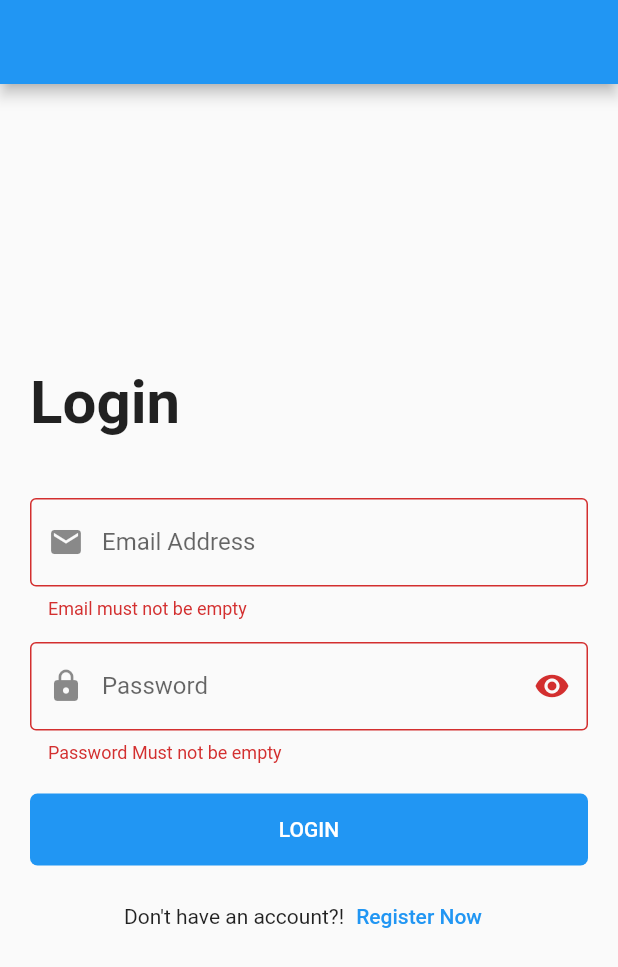
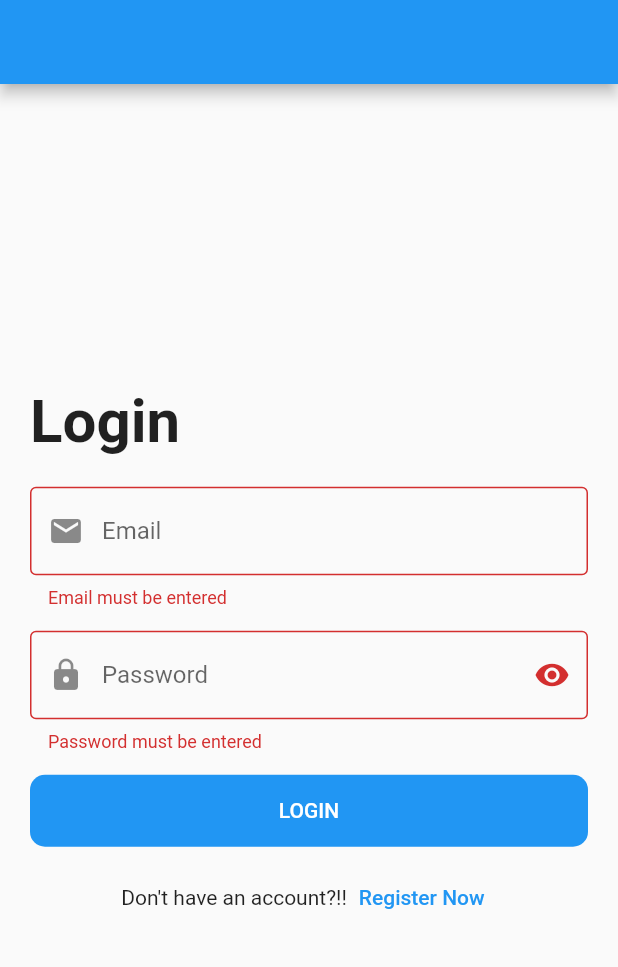
Before and after one commit to HasanMirzaa/bmi_calc, a Flutter app: the screen it shows after launch, after a tap on "LOGIN", on a phone screen of 412 x 824 dp. Shown: the top 967 px of the screen. Run offline on Flutter 3.47's test engine with Material 2 defaults, Android fonts, the phone set to English and light mode, and no system bars.

Commit message:
login Done

```diff
--- a/lib/modules/LoginScreen/login_screen.dart
+++ b/lib/modules/LoginScreen/login_screen.dart
@@ -10,12 +10,16 @@ class LoginScreen extends StatefulWidget {
 }
 
 class _LoginScreenState extends State<LoginScreen> {
+  var emailController = TextEditingController();
+
+  var passwordController = TextEditingController();
+
+  var formKey = GlobalKey<FormState>();
+
+  bool isPassword = true;
+
   @override
   Widget build(BuildContext context) {
-    var emailController = TextEditingController();
-    var passwordController = TextEditingController();
-    var formKey = GlobalKey<FormState>();
-    bool isPassword = true;
     return Scaffold(
       appBar: AppBar(),
       body: Padding(
@@ -29,55 +33,68 @@ class _LoginScreenState extends State<LoginScreen> {
                 children: [
                   const Text(
                     'Login',
-                    style:
-                        TextStyle(fontSize: 40.0, fontWeight: FontWeight.bold),
+                    style: TextStyle(
+                      fontSize: 40.0,
+                      fontWeight: FontWeight.bold,
+                    ),
                   ),
                   const SizedBox(
-                    height: 40.0,
+                    height: 20.0,
                   ),
-                  defaultFormField(
-                    controller: emailController,
-                    type: TextInputType.emailAddress,
-                    validatorText: 'Email must not be empty',
-                    label: 'Email Address',
-                    prefix: Icons.email,
-                  ),
+                  defaultTextFormField(
+                      controller: emailController,
+                      type: TextInputType.emailAddress,
+                      validate: (value) {
+                        if (value == null || value.trim() == '') {
+                          return 'Email must be entered';
+                        }
+                        return null;
+                      },
+                      label: 'Email',
+                      prefixIcon: Icons.email),
                   const SizedBox(
                     height: 15.0,
                   ),
-                  defaultFormField(
+                  defaultTextFormField(
                       controller: passwordController,
                       type: TextInputType.visiblePassword,
-                      prefix: Icons.lock,
-                      validatorText: 'Password Must not be empty',
+                      validate: (value) {
+                        if (value == null || value.trim() == '') {
+                          return 'Password must be entered';
+                        }
+                        return null;
+                      },
                       label: 'Password',
-                      suffixIcon: Icons.remove_red_eye,
-                      isPassword: isPassword,
+                      prefixIcon: Icons.lock,
+                      suffixIcon:
+                          isPassword ? Icons.visibility : Icons.visibility_off,
+                      obsecure: isPassword,
                       suffixIconPressed: () {
                         setState(() {
                           isPassword = !isPassword;
                         });
                       }),
-                  const SizedBox(
-                    height: 20.0,
-                  ),
+                  const SizedBox(height: 15.0),
                   defaultButton(
-                      text: 'login',
                       function: () {
                         if (formKey.currentState!.validate()) {
-                          print(emailController.text);
-                          print(passwordController.text);
+                          print(emailController.text +
+                              " = " +
+                              passwordController.text);
                         }
-                      }),
+                      },
+                      text: 'login'),
                   const SizedBox(
                     height: 10.0,
                   ),
                   Row(
                     mainAxisAlignment: MainAxisAlignment.center,
                     children: [
-                      const Text('Don\'t have an account?!'),
+                      const Text('Don\'t have an account?!!'),
                       TextButton(
-                          onPressed: () {}, child: const Text('Register Now'))
+                        onPressed: () {},
+                        child: const Text('Register Now'),
+                      )
                     ],
                   )
                 ],
--- a/lib/shared/components/components.dart
+++ b/lib/shared/components/components.dart
@@ -2,58 +2,52 @@ import 'package:flutter/material.dart';
 
 Widget defaultButton({
   double width = double.infinity,
-  Color backGround = Colors.blue,
+  Color background = Colors.blue,
   required VoidCallback function,
   required String text,
-  bool isUpperCase = true,
 }) =>
     Container(
       width: width,
       decoration: BoxDecoration(
-          borderRadius: BorderRadius.circular(5.0), color: backGround),
+        borderRadius: BorderRadius.circular(10.0),
+        color: background,
+      ),
       child: MaterialButton(
         onPressed: function,
         child: Text(
-          isUpperCase ? text.toUpperCase() : text,
+          text.toUpperCase(),
           style: const TextStyle(color: Colors.white),
         ),
       ),
     );
 
-Widget defaultFormField({
+Widget defaultTextFormField({
   required TextEditingController controller,
   required TextInputType type,
-  final ValueChanged? onSubmit,
-  final ValueChanged? onChange,
-  //required Function validate,
-  required IconData prefix,
-  required String validatorText,
+  required FormFieldValidator validate,
   required String label,
+  required IconData prefixIcon,
   IconData? suffixIcon,
-  bool isPassword = false,
-  Function? suffixPressed,
+  bool obsecure = false,
   VoidCallback? suffixIconPressed,
+  VoidCallback? onTab,
+  bool isClickable = true,
 }) =>
     TextFormField(
       controller: controller,
       keyboardType: type,
-      onFieldSubmitted: onSubmit,
-      onChanged: onChange,
-      validator: (value) {
-        if (value!.isEmpty) {
-          return validatorText.toString();
-        }
-        return null;
-      },
-      obscureText: isPassword,
+      validator: validate,
+      obscureText: obsecure,
+      onTap: onTab,
+      enabled: isClickable,
       decoration: InputDecoration(
-          prefixIcon: Icon(prefix),
+          labelText: label,
+          prefixIcon: Icon(prefixIcon),
           suffixIcon: suffixIcon != null
               ? IconButton(
                   icon: Icon(suffixIcon),
                   onPressed: suffixIconPressed,
                 )
               : null,
-          labelText: label,
           border: const OutlineInputBorder()),
     );
```
